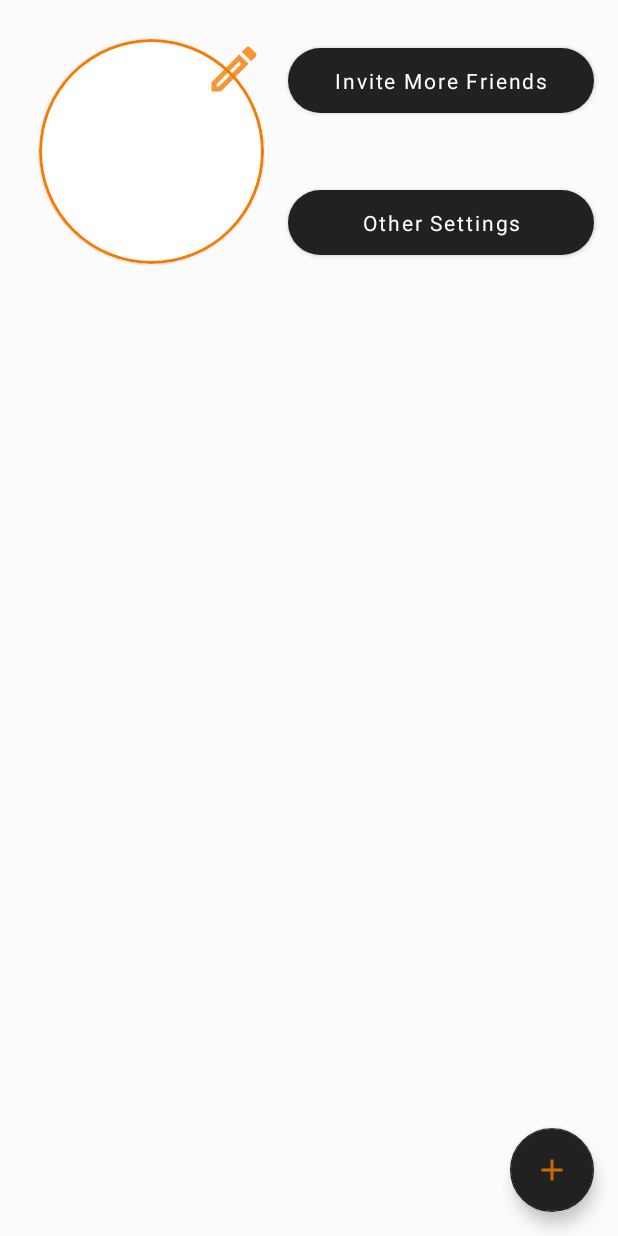
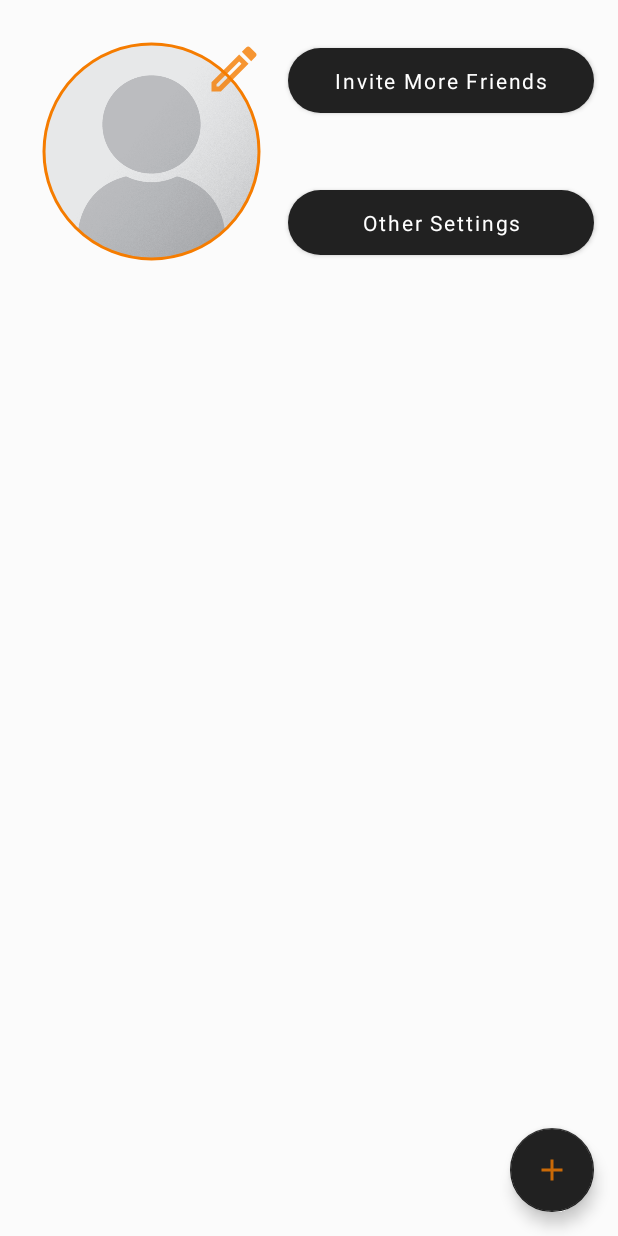
Before and after one commit to arunkbabu90/GoRefer, an Android app: the layout fragment_profile.xml on its own in the app's theme, with its tools: preview values and no code run, on a phone screen of 412 x 824 dp. Run offline under Robolectric (Android 15) with nearby library versions, the phone set to English and light mode, and no system bars.

Commit message:
Fixed Circle Image View loosing circular shape in android versions below Pie

```diff
--- a/app/src/main/AndroidManifest.xml
+++ b/app/src/main/AndroidManifest.xml
@@ -12,7 +12,8 @@
         android:roundIcon="@mipmap/ic_launcher_round"
         android:supportsRtl="true"
         android:theme="@style/AppTheme">
-        <activity android:name=".activities.MainActivity">
+        <activity android:name=".activities.MainActivity"
+            android:screenOrientation="portrait">
             <intent-filter>
                 <action android:name="android.intent.action.MAIN" />
 
--- a/app/src/main/java/arunkbabu90/gorefer/fragments/ProfileFragment.kt
+++ b/app/src/main/java/arunkbabu90/gorefer/fragments/ProfileFragment.kt
@@ -104,12 +104,12 @@ class ProfileFragment : Fragment(), View.OnClickListener {
         mTarget = object : CustomTarget<Drawable>() {
             override fun onLoadStarted(placeholder: Drawable?) {
                 super.onLoadStarted(placeholder)
-                iv_profile_dp?.showProgressBar()
+                dp_ProgressBar.visibility = View.VISIBLE
             }
 
             override fun onResourceReady(resource: Drawable, transition: Transition<in Drawable>?) {
                 iv_profile_dp?.setImageDrawable(resource)
-                iv_profile_dp?.hideProgressBar()
+                dp_ProgressBar.visibility = View.GONE
             }
 
             override fun onLoadCleared(placeholder: Drawable?) {
@@ -118,7 +118,7 @@ class ProfileFragment : Fragment(), View.OnClickListener {
 
             override fun onLoadFailed(errorDrawable: Drawable?) {
                 iv_profile_dp?.setImageDrawable(errorDrawable)
-                iv_profile_dp?.hideProgressBar()
+                dp_ProgressBar.visibility = View.GONE
             }
 
         }
--- a/app/src/main/java/arunkbabu90/gorefer/views/CircularImageView.java
+++ /dev/null
@@ -1,183 +0,0 @@
-package arunkbabu90.gorefer.views;
-
-import android.content.Context;
-import android.content.res.TypedArray;
-import android.graphics.Bitmap;
-import android.graphics.drawable.Drawable;
-import android.util.AttributeSet;
-import android.util.TypedValue;
-import android.view.LayoutInflater;
-import android.view.View;
-import android.widget.ImageView;
-import android.widget.ProgressBar;
-import android.widget.Toast;
-
-import androidx.annotation.ColorRes;
-import androidx.core.content.ContextCompat;
-
-import com.google.android.material.card.MaterialCardView;
-
-import arunkbabu90.gorefer.R;
-
-
-public class CircularImageView extends MaterialCardView {
-    public static final int SCALE_TYPE_MATRIX = 0;
-    public static final int SCALE_TYPE_FITXY = 1;
-    public static final int SCALE_TYPE_FITSTART = 2;
-    public static final int SCALE_TYPE_FITCENTER = 3;
-    public static final int SCALE_TYPE_FITEND = 4;
-    public static final int SCALE_TYPE_CENTER = 5;
-    public static final int SCALE_TYPE_CENTERCROP = 6;
-    public static final int SCALE_TYPE_CENTERINSIDE = 7;
-
-    private ImageView mImageView;
-    private ProgressBar mLoadingCircle;
-    private int mDpResourceId;
-    private int mScaleType;
-    private int mIconTint;
-    private int mBackgroundColor;
-    private boolean mIsInflationSuccess;
-
-    public CircularImageView(Context context) {
-        super(context);
-        initializeViews(context);
-    }
-
-    public CircularImageView(Context context, AttributeSet attrs) {
-        super(context, attrs);
-        TypedArray a = context.getTheme().obtainStyledAttributes(attrs, R.styleable.CircularImageView, 0,0);
-
-        try {
-            mDpResourceId = a.getResourceId(R.styleable.CircularImageView_src, -1);
-            mScaleType = a.getInteger(R.styleable.CircularImageView_scaleType, 3);
-            mIconTint = a.getColor(R.styleable.CircularImageView_iconTint, ContextCompat.getColor(context, android.R.color.transparent));
-            mBackgroundColor = a.getColor(R.styleable.CircularImageView_android_background, ContextCompat.getColor(context, android.R.color.white));
-        } finally {
-            a.recycle();
-        }
-        initializeViews(context);
-    }
-
-    /**
-     * Inflates the layout and set its properties
-     * @param context The Context where this view belongs
-     */
-    private void initializeViews(Context context) {
-        LayoutInflater inflater = (LayoutInflater) context.getSystemService(Context.LAYOUT_INFLATER_SERVICE);
-        if (inflater != null) {
-            inflater.inflate(R.layout.view_circular_image, this, true);
-
-            float radius = TypedValue.applyDimension(TypedValue.COMPLEX_UNIT_DIP, 180, getResources().getDisplayMetrics());
-            int strokeWidth = (int) TypedValue.applyDimension(TypedValue.COMPLEX_UNIT_DIP, 2, getResources().getDisplayMetrics());
-
-            setRadius(radius); // Card Radius
-            setCardBackgroundColor(mBackgroundColor); // Background Color
-            setStrokeWidth(strokeWidth);
-            setStrokeColor(ContextCompat.getColor(context, R.color.colorAccent));
-            mLoadingCircle = findViewById(R.id.circularImageView_progressBar);
-            mIsInflationSuccess = true;
-        } else {
-            Toast.makeText(context, getResources().getString(R.string.err_unexpected), Toast.LENGTH_LONG).show();
-            mIsInflationSuccess = false;
-        }
-    }
-
-    /**
-     * Helper method to convert the supplied integer scale type to its related enum
-     * Controls how the image should be resized or moved to match the size of this ImageView
-     * @param scaleType int: The scale type for the image
-     */
-    public void setScaleType(int scaleType) {
-        switch (scaleType) {
-            case 0:
-                mImageView.setScaleType(ImageView.ScaleType.MATRIX);
-                break;
-            case 1:
-                mImageView.setScaleType(ImageView.ScaleType.FIT_XY);
-                break;
-            case 2:
-                mImageView.setScaleType(ImageView.ScaleType.FIT_START);
-                break;
-            case 3:
-                mImageView.setScaleType(ImageView.ScaleType.FIT_CENTER);
-                break;
-            case 4:
-                mImageView.setScaleType(ImageView.ScaleType.FIT_END);
-                break;
-            case 5:
-                mImageView.setScaleType(ImageView.ScaleType.CENTER);
-                break;
-            case 6:
-                mImageView.setScaleType(ImageView.ScaleType.CENTER_CROP);
-                break;
-            case 7:
-                mImageView.setScaleType(ImageView.ScaleType.CENTER_INSIDE);
-                break;
-            default:
-                mImageView.setScaleType(ImageView.ScaleType.FIT_CENTER);
-                break;
-        }
-    }
-
-    /**
-     * Set the image from image resource id
-     * @param imageResourceId int: Resource id of the image
-     */
-    public void setImageFromResource(int imageResourceId) {
-        mImageView.setImageResource(imageResourceId);
-    }
-
-    /**
-     * Set the image to the view
-     * @param bitmap Bitmap: The image bitmap
-     */
-    public void setImageBitmap(Bitmap bitmap) {
-        mImageView.setImageBitmap(bitmap);
-    }
-
-    /**
-     * Set the image to the view
-     * @param drawable Drawable: The image drawable
-     */
-    public void setImageDrawable(Drawable drawable) {
-        mImageView.setImageDrawable(drawable);
-    }
-
-    /**
-     * Set the Tint of the icon or image in the image view
-     * @param color The color resource id
-     */
-    public void setIconTint(@ColorRes int color) {
-        if (mImageView != null)
-            mImageView.setColorFilter(ContextCompat.getColor(getContext(), color));
-    }
-
-    /**
-     * Show the loading circle
-     */
-    public void showProgressBar() {
-        mLoadingCircle.setVisibility(View.VISIBLE);
-    }
-
-    /**
-     * Hide the loading circle
-     */
-    public void hideProgressBar() {
-        mLoadingCircle.setVisibility(View.GONE);
-    }
-
-    @Override
-    protected void onFinishInflate() {
-        super.onFinishInflate();
-        // Load the image only if the view is inflated; to prevent app crash
-        mImageView = findViewById(R.id.circularImageView);
-        if (mIsInflationSuccess) {
-            if (mDpResourceId != -1) {
-                setImageFromResource(mDpResourceId);
-            }
-
-            mImageView.setColorFilter(mIconTint); // Icon Tint
-            setScaleType(mScaleType);
-        }
-    }
-}
--- a/app/src/main/res/layout/fragment_profile.xml
+++ b/app/src/main/res/layout/fragment_profile.xml
@@ -19,14 +19,30 @@
         app:tint="@color/colorAccent"
         tools:ignore="ContentDescription" />
 
-    <arunkbabu90.gorefer.views.CircularImageView
+    <com.google.android.material.imageview.ShapeableImageView
         android:id="@+id/iv_profile_dp"
         android:layout_width="@dimen/dp_view_size"
         android:layout_height="@dimen/dp_view_size"
         android:layout_margin="@dimen/medium_margin"
+        android:padding="3dp"
         app:layout_constraintStart_toStartOf="parent"
         app:layout_constraintTop_toTopOf="parent"
-        tools:src="@drawable/default_dp" />
+        app:shapeAppearance="@style/CircularImageView"
+        app:srcCompat="@drawable/default_dp"
+        app:strokeColor="@color/colorAccent"
+        app:strokeWidth="2dp" />
+
+    <ProgressBar
+        android:id="@+id/dp_ProgressBar"
+        android:layout_width="wrap_content"
+        android:layout_height="wrap_content"
+        android:layout_gravity="center"
+        android:translationZ="2dp"
+        android:visibility="gone"
+        app:layout_constraintBottom_toBottomOf="@id/iv_profile_dp"
+        app:layout_constraintEnd_toEndOf="@id/iv_profile_dp"
+        app:layout_constraintStart_toStartOf="@id/iv_profile_dp"
+        app:layout_constraintTop_toTopOf="@id/iv_profile_dp" />
 
     <com.google.android.material.button.MaterialButton
         android:id="@+id/btn_invite"
@@ -69,10 +85,10 @@
         android:layout_width="match_parent"
         android:layout_height="wrap_content"
         android:layout_marginTop="@dimen/medium_margin"
+        android:background="@color/colorFadedWhite"
         app:layout_constraintEnd_toEndOf="parent"
         app:layout_constraintStart_toStartOf="parent"
         app:layout_constraintTop_toBottomOf="@id/iv_profile_dp"
-        android:background="@color/colorFadedWhite"
         app:tabGravity="fill"
         app:tabIndicatorColor="@color/colorAccent"
         app:tabIndicatorFullWidth="true"
@@ -80,8 +96,8 @@
         app:tabIndicatorHeight="4dp"
         app:tabMaxWidth="0dp"
         app:tabMode="fixed"
+        app:tabSelectedTextColor="@android:color/black"
         app:tabTextAppearance="@android:style/TextAppearance.Widget.TabWidget"
-        app:tabSelectedTextColor="@android:color/black"
         app:tabTextColor="@color/colorLightGrey" />
 
     <androidx.viewpager2.widget.ViewPager2
@@ -111,9 +127,9 @@
         android:layout_height="wrap_content"
         android:layout_marginBottom="@dimen/default_margin"
         android:src="@drawable/ic_recommendations"
+        android:visibility="gone"
         app:backgroundTint="@color/colorFadedWhite"
         app:fabSize="mini"
-        android:visibility="gone"
         app:layout_constraintBottom_toTopOf="@id/fab_add"
         app:layout_constraintEnd_toEndOf="@id/fab_add"
         app:layout_constraintStart_toStartOf="@id/fab_add"
@@ -123,14 +139,14 @@
         android:id="@+id/recommendations_textView"
         android:layout_width="wrap_content"
         android:layout_height="wrap_content"
+        android:layout_marginEnd="@dimen/default_margin"
+        android:text="@string/recommendations"
         android:textColor="@color/colorAccent"
-        android:text="@string/recommendations"
+        android:translationZ="6dp"
         android:visibility="gone"
-        android:translationZ="6dp"
-        android:layout_marginEnd="@dimen/default_margin"
-        app:layout_constraintTop_toTopOf="@id/fab_recommendations"
+        app:layout_constraintBottom_toBottomOf="@id/fab_recommendations"
         app:layout_constraintEnd_toStartOf="@id/fab_recommendations"
-        app:layout_constraintBottom_toBottomOf="@id/fab_recommendations" />
+        app:layout_constraintTop_toTopOf="@id/fab_recommendations" />
 
     <com.google.android.material.floatingactionbutton.FloatingActionButton
         android:id="@+id/fab_offerings"
@@ -138,9 +154,9 @@
         android:layout_height="wrap_content"
         android:layout_marginBottom="@dimen/default_margin"
         android:src="@drawable/ic_offerings"
+        android:visibility="gone"
         app:backgroundTint="@color/colorFadedWhite"
         app:fabSize="mini"
-        android:visibility="gone"
         app:layout_constraintBottom_toTopOf="@id/fab_recommendations"
         app:layout_constraintEnd_toEndOf="@id/fab_add"
         app:layout_constraintStart_toStartOf="@id/fab_add"
@@ -150,14 +166,14 @@
         android:id="@+id/offerings_textView"
         android:layout_width="wrap_content"
         android:layout_height="wrap_content"
+        android:layout_marginEnd="@dimen/default_margin"
+        android:text="@string/offerings"
         android:textColor="@color/colorAccent"
-        android:text="@string/offerings"
+        android:translationZ="6dp"
         android:visibility="gone"
-        android:translationZ="6dp"
-        android:layout_marginEnd="@dimen/default_margin"
-        app:layout_constraintTop_toTopOf="@id/fab_offerings"
+        app:layout_constraintBottom_toBottomOf="@id/fab_offerings"
         app:layout_constraintEnd_toStartOf="@id/fab_offerings"
-        app:layout_constraintBottom_toBottomOf="@id/fab_offerings" />
+        app:layout_constraintTop_toTopOf="@id/fab_offerings" />
 
     <com.google.android.material.floatingactionbutton.FloatingActionButton
         android:id="@+id/fab_looking"
@@ -165,9 +181,9 @@
         android:layout_height="wrap_content"
         android:layout_marginBottom="@dimen/default_margin"
         android:src="@drawable/ic_looking_for"
+        android:visibility="gone"
         app:backgroundTint="@color/colorFadedWhite"
         app:fabSize="mini"
-        android:visibility="gone"
         app:layout_constraintBottom_toTopOf="@id/fab_offerings"
         app:layout_constraintEnd_toEndOf="@id/fab_add"
         app:layout_constraintStart_toStartOf="@id/fab_add"
@@ -177,20 +193,20 @@
         android:id="@+id/looking_textView"
         android:layout_width="wrap_content"
         android:layout_height="wrap_content"
+        android:layout_marginEnd="@dimen/default_margin"
+        android:text="@string/looking_for"
         android:textColor="@color/colorAccent"
-        android:text="@string/looking_for"
+        android:translationZ="6dp"
         android:visibility="gone"
-        android:translationZ="6dp"
-        android:layout_marginEnd="@dimen/default_margin"
-        app:layout_constraintTop_toTopOf="@id/fab_looking"
+        app:layout_constraintBottom_toBottomOf="@id/fab_looking"
         app:layout_constraintEnd_toStartOf="@id/fab_looking"
-        app:layout_constraintBottom_toBottomOf="@id/fab_looking" />
+        app:layout_constraintTop_toTopOf="@id/fab_looking" />
 
     <View
         android:id="@+id/fragProfile_semiTransparentView"
         android:layout_width="match_parent"
         android:layout_height="match_parent"
+        android:background="@color/colorDarkGreyTransparent"
         android:translationZ="4dp"
-        android:visibility="gone"
-        android:background="@color/colorDarkGreyTransparent"/>
+        android:visibility="gone" />
 </androidx.constraintlayout.widget.ConstraintLayout>
--- a/app/src/main/res/layout/view_circular_image.xml
+++ /dev/null
@@ -1,16 +0,0 @@
-<?xml version="1.0" encoding="utf-8"?>
-<merge xmlns:android="http://schemas.android.com/apk/res/android">
-    <ImageView
-        android:id="@+id/circularImageView"
-        android:layout_width="match_parent"
-        android:layout_height="match_parent"
-        android:contentDescription="@string/profile_picture" />
-
-    <ProgressBar
-        android:id="@+id/circularImageView_progressBar"
-        android:layout_width="wrap_content"
-        android:layout_height="wrap_content"
-        android:layout_gravity="center"
-        android:visibility="gone"
-        android:translationZ="2dp" />
-</merge>
--- a/app/src/main/res/values/styles.xml
+++ b/app/src/main/res/values/styles.xml
@@ -7,4 +7,8 @@
         <item name="colorAccent">@color/colorAccent</item>
     </style>
 
+    <style name="CircularImageView">
+        <item name="cornerSize">50%</item>
+    </style>
+
 </resources>
```
Also changed, not shown: app/src/main/java/arunkbabu90/gorefer/fragments/RequestFragment.kt (+4 -4 lines).
